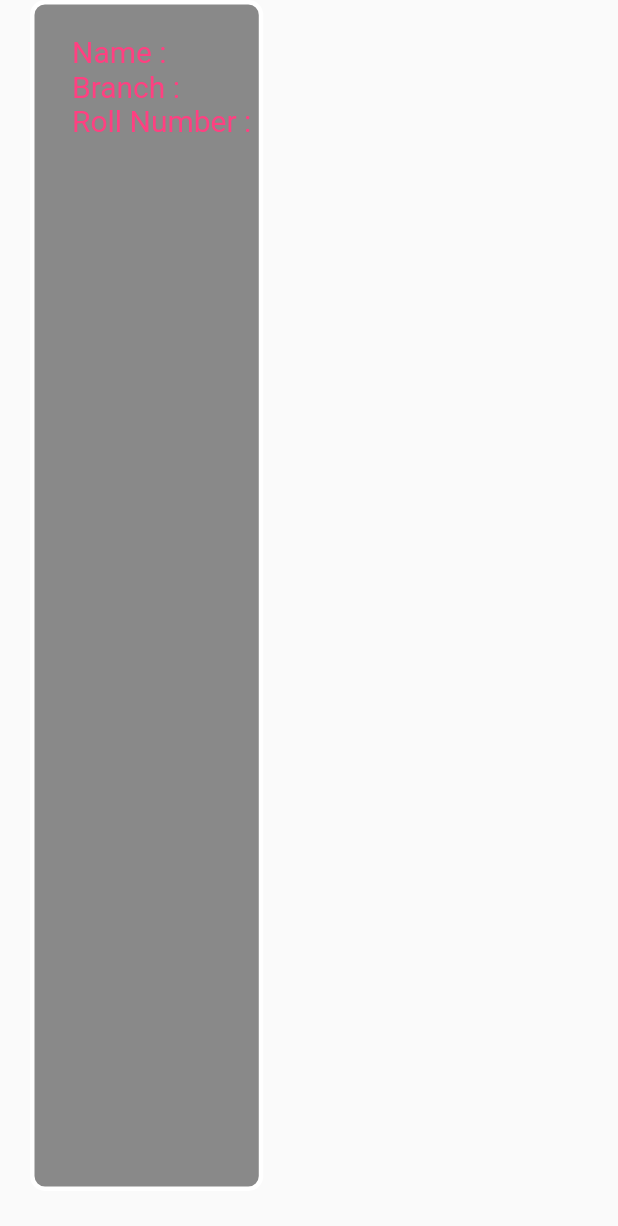
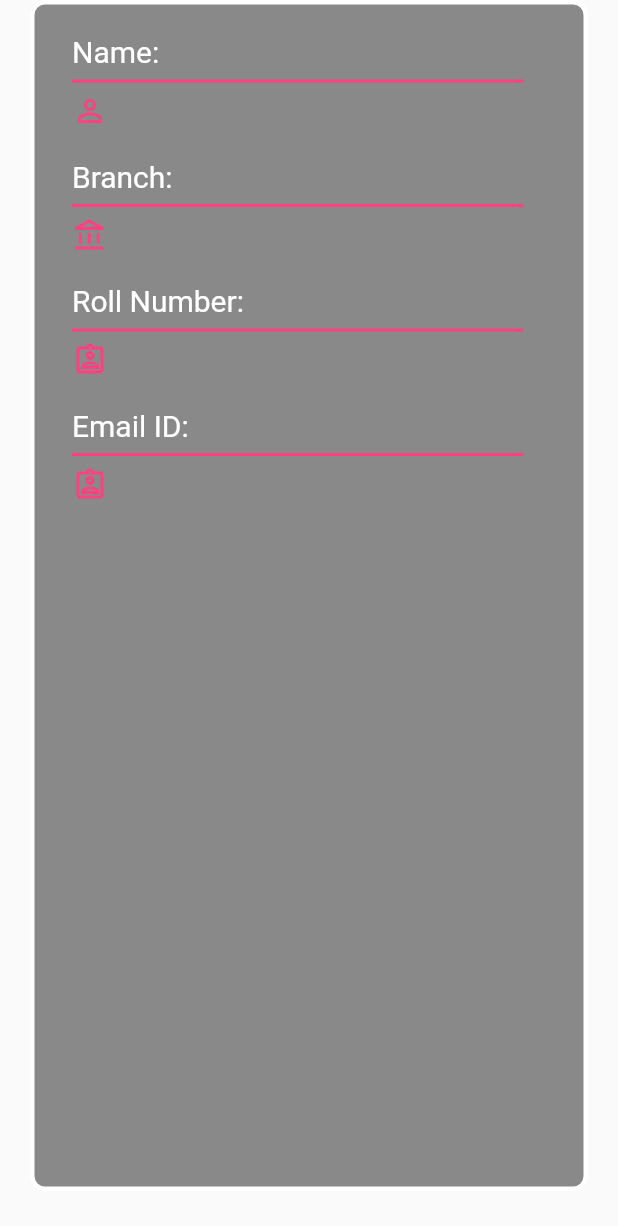
Before and after one commit to Im-gkira/library_management_system, a Flutter app: the UserDataWidget widget shown alone on an empty page, opened directly with empty values, on a phone screen of 412 x 824 dp. Shown: the top 1226 px of the screen. Run offline on Flutter 3.47's test engine with Material 2 defaults, Android fonts, the phone set to English and light mode, and no system bars; our stand-ins replace auto_size_text, bottom_navy_bar, carousel_slider, cloud_firestore, dotted_border, firebase_auth and 6 more; missing offline and left inert: drawing_animation, qrscan; accounts and stored records are empty.

Commit message:
Some Changes To The Home Screen.

```diff
--- a/lib/components/home_screen_widgets.dart
+++ b/lib/components/home_screen_widgets.dart
@@ -84,21 +84,85 @@ class UserDataWidget extends StatelessWidget {
         borderRadius: BorderRadius.circular(10.0),
       ),
       child: Column(
+        children: [
+          SmallUserWidget(
+            title: 'Name: ',
+            name: '${userData['First Name']} ${userData['Last Name']}',
+            iconData: Icon(Icons.person_outline_rounded,color: Colors.pinkAccent,),
+          ),
+          SizedBox(height: 20.0,),
+          SmallUserWidget(
+            title: 'Branch: ',
+            name: '${userData['Branch']}',
+            iconData: Icon(Icons.account_balance_outlined,color: Colors.pinkAccent,),
+          ),
+          SizedBox(height: 20.0,),
+          SmallUserWidget(
+            title: 'Roll Number: ',
+            name: '${userData['Roll Number']}',
+            iconData: Icon(Icons.assignment_ind_outlined,color: Colors.pinkAccent,),
+          ),
+          SizedBox(height: 20.0,),
+          SmallUserWidget(
+            title:  'Email ID:',
+            name: '${userData['Email Id']}',
+            iconData: Icon(Icons.assignment_ind_outlined,color: Colors.pinkAccent,),
+          ),
+          SizedBox(height: 20.0,),
+        ],
+      ),
+    );
+  }
+}
+
+class SmallUserWidget extends StatelessWidget {
+  SmallUserWidget({this.name,this.title,this.iconData});
+  final String name;
+  final String title;
+  final Icon iconData;
+  @override
+  Widget build(BuildContext context) {
+    return Container(
+      child: Column(
         crossAxisAlignment: CrossAxisAlignment.start,
         children: [
-          Text('Name : ${userData['First Name']} ${userData['Last Name']} \nBranch : ${userData['Branch']} \nRoll Number : ${userData['Roll Number']}',
+          Text(title,
             style: GoogleFonts.concertOne(
               textStyle: TextStyle(
                 fontSize: 20.0,
-                color: Colors.pinkAccent,
+                color: Colors.white,
               ),
             ),
+          ),
+          Divider(
+            thickness: 2.0,
+            endIndent: 40.0,
+            color: Colors.pinkAccent,
+          ),
+          Row(
+            crossAxisAlignment: CrossAxisAlignment.start,
+            children: [
+              iconData,
+              SizedBox(width: 40.0,),
+              Container(
+                width: MediaQuery.of(context).size.width * 0.6,
+                child: Text(name,
+                  style: GoogleFonts.concertOne(
+                    textStyle: TextStyle(
+                      fontSize: 20.0,
+                      color: Colors.white,
+                    ),
+                  ),
+                ),
+              ),
+            ],
           ),
         ],
       ),
     );
   }
 }
+
 
 class DivisionTitle extends StatelessWidget {
 
```
